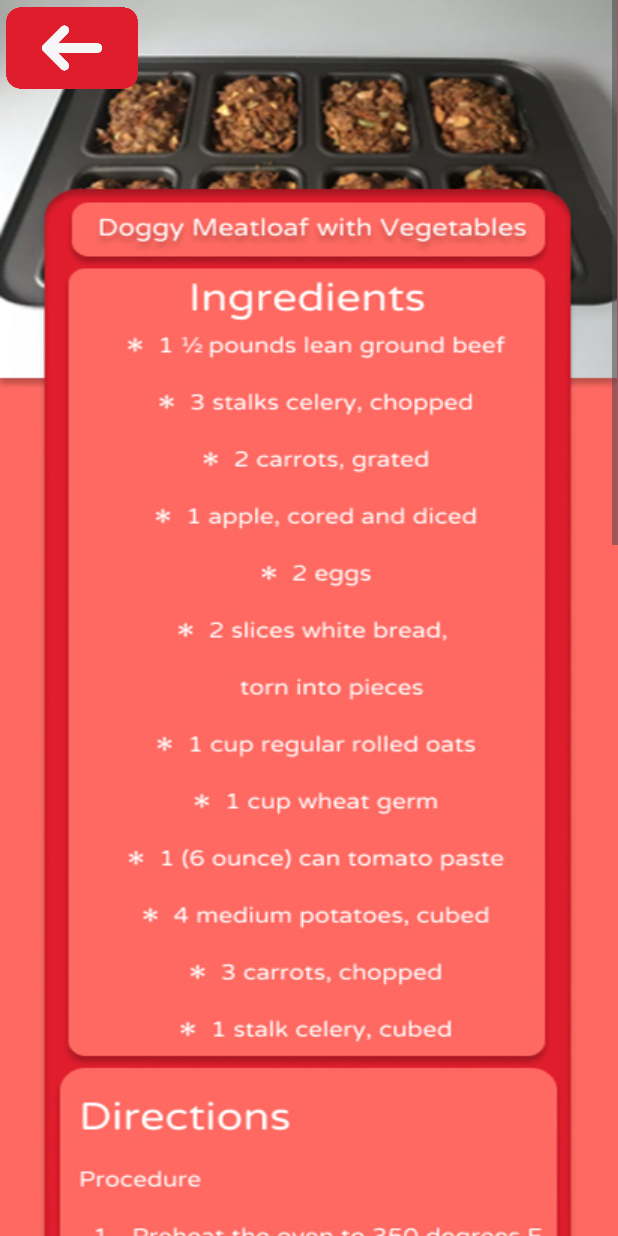
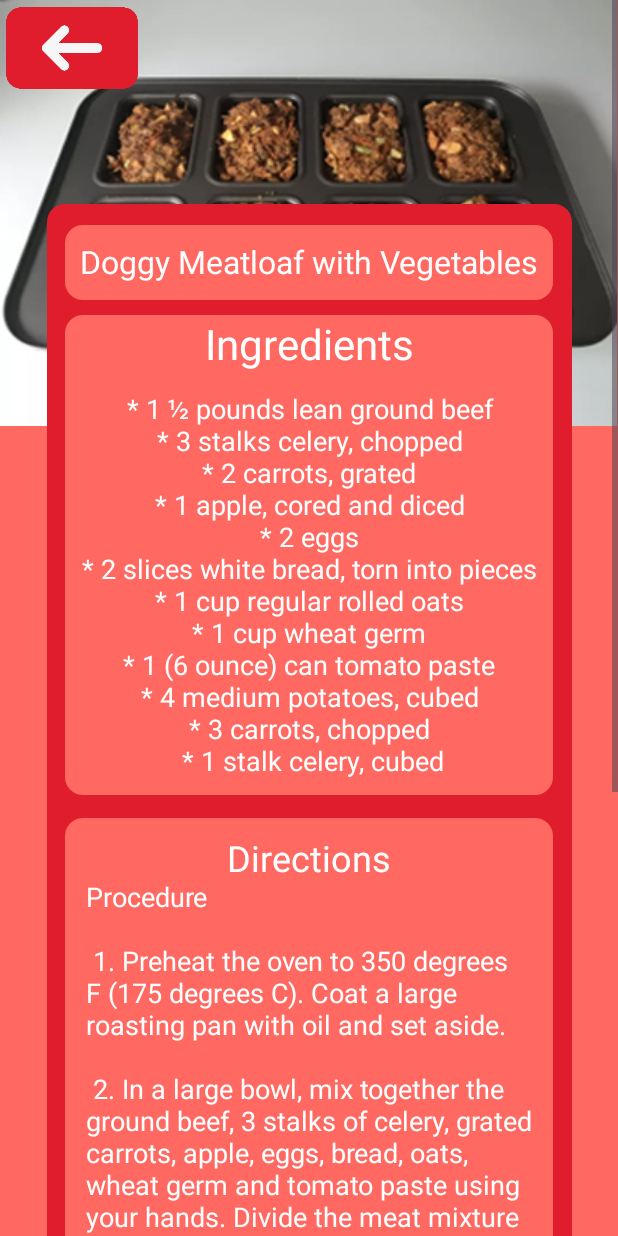
Before and after one commit to svennn-7836/Alagang.Kalinga__Pet-Care-App, an Android app: the DogRecipe9Activity screen opened directly, with no data from a screen before it, on a phone screen of 412 x 824 dp. Run offline under Robolectric (Android 15) with nearby library versions, the light colour scheme and no system bars; 2 statements that could not run were skipped.

Commit message:
dog recipe 9

```diff
--- a/app/src/main/res/layout/activity_dog_recipe9.xml
+++ b/app/src/main/res/layout/activity_dog_recipe9.xml
@@ -12,27 +12,142 @@
         android:layout_height="match_parent"
         android:background="@color/red">
 
+
         <ImageView
-            android:id="@+id/contentbox"
-            android:layout_width="411dp"
-            android:layout_height="match_parent"
-            android:layout_marginTop="172dp"
-            android:src="@drawable/dogrecipe9"
-            app:layout_constraintStart_toStartOf="parent"/>
+            android:id="@+id/dogfood9"
+            android:layout_width="wrap_content"
+            android:layout_height="wrap_content"
+            android:src="@drawable/dogfoodpic9"
+            app:layout_constraintBottom_toBottomOf="parent"
+            app:layout_constraintEnd_toEndOf="parent"
+            app:layout_constraintHorizontal_bias="0.0"
+            app:layout_constraintStart_toStartOf="parent"
+            app:layout_constraintTop_toTopOf="parent"
+            app:layout_constraintVertical_bias="0.0" />
+
+        <View
+            android:layout_width="350dp"
+            android:layout_height="1130dp"
+            android:background="@drawable/dogfoodbg1"
+            app:layout_constraintTop_toTopOf="@id/dogfood9"
+            app:layout_constraintStart_toStartOf="parent"
+            app:layout_constraintEnd_toEndOf="parent"
+            android:layout_marginTop="136dp"/>
+        <View
+            android:layout_width="325dp"
+            android:layout_height="50dp"
+            android:background="@drawable/titlefoodbg"
+            android:layout_marginTop="150dp"
+            app:layout_constraintTop_toTopOf="@+id/dogfood9"
+            app:layout_constraintStart_toStartOf="parent"
+            app:layout_constraintEnd_toEndOf="parent" />
+        <TextView
+            android:layout_width="wrap_content"
+            android:layout_height="wrap_content"
+            app:layout_constraintTop_toTopOf="@id/dogfood9"
+            app:layout_constraintStart_toStartOf="parent"
+            app:layout_constraintEnd_toEndOf="parent"
+            android:layout_marginTop="160dp"
+            android:text="Doggy Meatloaf with Vegetables"
+            android:textColor="@color/white"
+            android:textSize="21dp"/>
+
+        <View
+            android:layout_width="325dp"
+            android:layout_height="320dp"
+            android:background="@drawable/titlefoodbg"
+            android:layout_marginTop="210dp"
+            app:layout_constraintTop_toTopOf="@+id/dogfood9"
+            app:layout_constraintStart_toStartOf="parent"
+            app:layout_constraintEnd_toEndOf="parent" />
+
+        <TextView
+            android:layout_width="wrap_content"
+            android:layout_height="wrap_content"
+            app:layout_constraintTop_toTopOf="@id/dogfood9"
+            app:layout_constraintStart_toStartOf="parent"
+            app:layout_constraintEnd_toEndOf="parent"
+            android:layout_marginTop="210dp"
+            android:text="Ingredients"
+            android:textColor="@color/white"
+            android:textSize="28dp"/>
+
+        <TextView
+            android:layout_width="wrap_content"
+            android:layout_height="wrap_content"
+            app:layout_constraintTop_toTopOf="@id/dogfood9"
+            app:layout_constraintStart_toStartOf="parent"
+            app:layout_constraintEnd_toEndOf="parent"
+            android:layout_marginTop="260dp"
+            android:text=" * 1 ½ pounds lean ground beef
+\n * 3 stalks celery, chopped
+\n * 2 carrots, grated
+\n * 1 apple, cored and diced
+\n * 2 eggs
+\n * 2 slices white bread, torn into pieces
+\n * 1 cup regular rolled oats
+\n * 1 cup wheat germ
+\n * 1 (6 ounce) can tomato paste
+\n * 4 medium potatoes, cubed
+\n * 3 carrots, chopped
+\n * 1 stalk celery, cubed"
+            android:textColor="@color/white"
+            android:textSize="18sp"
+            android:textAlignment="center"/>
+
+        <View
+            android:layout_width="325dp"
+            android:layout_height="700dp"
+            android:background="@drawable/titlefoodbg"
+            android:layout_marginTop="545dp"
+            app:layout_constraintTop_toTopOf="@+id/dogfood9"
+            app:layout_constraintStart_toStartOf="parent"
+            app:layout_constraintEnd_toEndOf="parent" />
+
+
+        <TextView
+            android:layout_width="wrap_content"
+            android:layout_height="wrap_content"
+            android:layout_marginTop="555dp"
+            android:text="Directions"
+            android:textColor="@color/white"
+            android:textSize="24dp"
+            app:layout_constraintEnd_toEndOf="parent"
+            app:layout_constraintStart_toStartOf="parent"
+            app:layout_constraintTop_toTopOf="@id/dogfood9" />
+
+        <TextView
+            android:layout_width="298dp"
+            android:layout_height="700dp"
+            android:layout_marginTop="585dp"
+            android:text="Procedure
+\n \n 1. Preheat the oven to 350 degrees F (175 degrees C). Coat a large roasting pan with oil and set aside.
+\n \n 2. In a large bowl, mix together the ground beef, 3 stalks of celery, grated carrots, apple, eggs, bread, oats, wheat germ and tomato paste using your hands. Divide the meat mixture into four equal parts and make loaf shapes. Place the loaves in the roasting pan. Surround them with the potatoes, remaining carrots and remaining celery. Cover the pan with a lid.
+\n \n 3. Bake for 80 minutes in the preheated oven, or until the meat is cooked through. The internal temperature should be 175 degrees F (80 degrees C) when taken with a meat thermometer. Allow to cool.
+\n \n 4. Portion the food into containers with one loaf and one quarter of the vegetables in each one. Refrigerate. To serve, give your dog 1/3 of a container with each portion of kibble."
+            android:textColor="@color/white"
+            android:textSize="18sp"
+            app:layout_constraintEnd_toEndOf="parent"
+            app:layout_constraintStart_toStartOf="parent"
+            app:layout_constraintTop_toTopOf="@id/dogfood9" />
+
+
         <ImageView
-            android:id="@+id/BackRed9"
+            android:id="@+id/BackRed7"
             android:layout_width="88dp"
             android:layout_height="56dp"
             android:layout_marginStart="4dp"
             android:layout_marginTop="4dp"
             android:clickable="true"
-            android:contentDescription="BackRed9"
-            android:onClick="onBackRed9Click"
+            android:contentDescription="BackRed7"
+            android:onClick="onBackRed7Click"
             android:src="@drawable/backred"
             app:layout_constraintStart_toStartOf="parent"
             app:layout_constraintTop_toTopOf="parent"
             app:layout_constraintVertical_weight="5"
             tools:ignore="ContentDescription" />
 
+
+
     </androidx.constraintlayout.widget.ConstraintLayout>
 </ScrollView>
```
